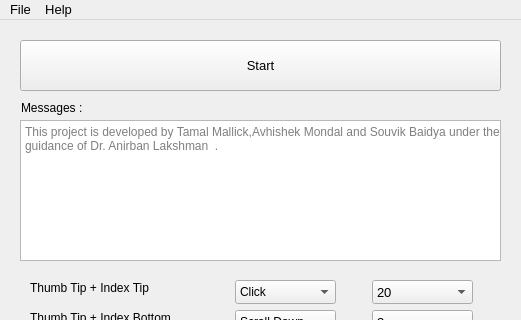
Before: the Qt Designer form assets/windowForms/ui.ui in mallickboy/VirtualMouse, drawn with Qt 5; both pictures show x 0 to 521 and y 0 to 320 of the 521 by 586 pixel window.
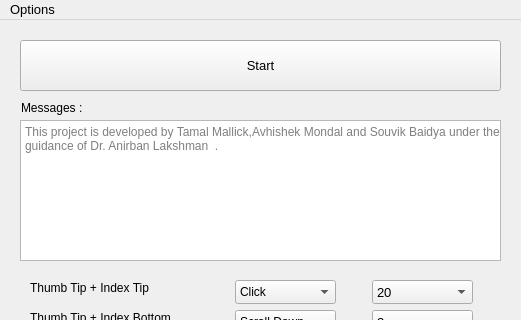
After: the same form once the commit is applied. Icons and pictures are not drawn.

Commit message: code reduced ,movement node changed to buttom of middle finger ,menubar action added close and help (browser windo opent for help)

```diff
--- a/assets/windowForms/ui.ui
+++ b/assets/windowForms/ui.ui
@@ -608,21 +608,15 @@
      <height>23</height>
     </rect>
    </property>
-   <widget class="QMenu" name="menuFile">
+   <widget class="QMenu" name="menuOptions">
     <property name="title">
-     <string>File</string>
+     <string>Options</string>
     </property>
     <addaction name="actionOpen"/>
     <addaction name="actionSave"/>
     <addaction name="actionClose"/>
    </widget>
-   <widget class="QMenu" name="menuHelp">
-    <property name="title">
-     <string>Help</string>
-    </property>
-   </widget>
-   <addaction name="menuFile"/>
-   <addaction name="menuHelp"/>
+   <addaction name="menuOptions"/>
   </widget>
   <widget class="QStatusBar" name="statusbar"/>
   <action name="actionHelp">
```
Left out of the diff: 20 changed lines with no effect on the pictures. The commit also changes 4 other files.
